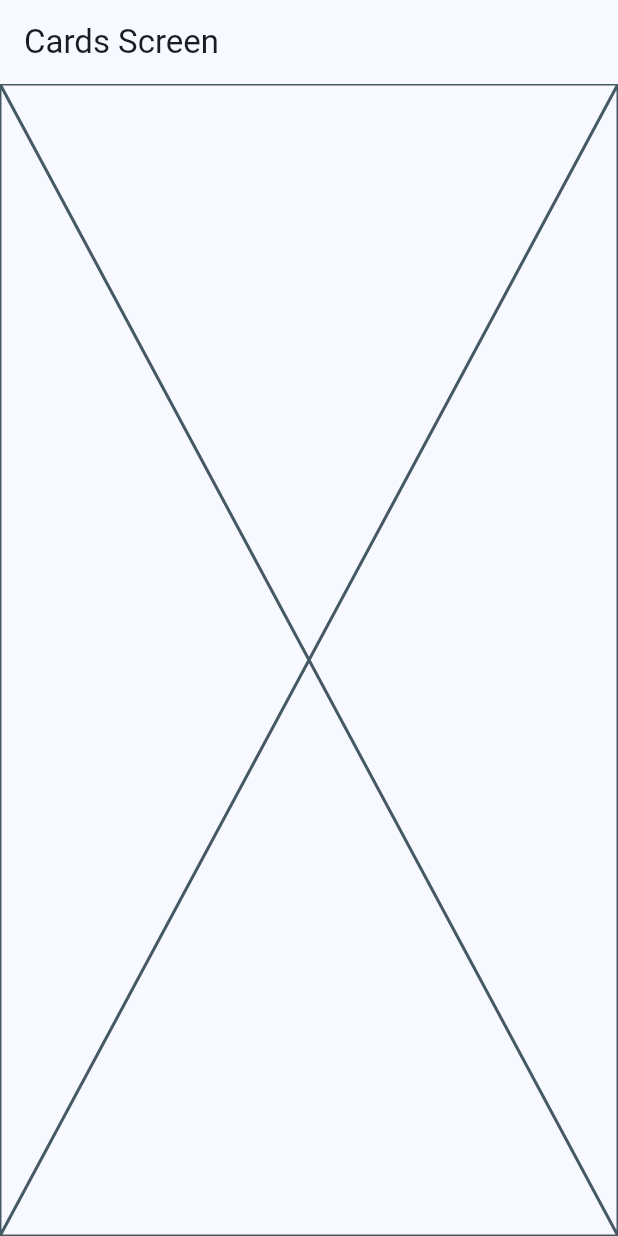
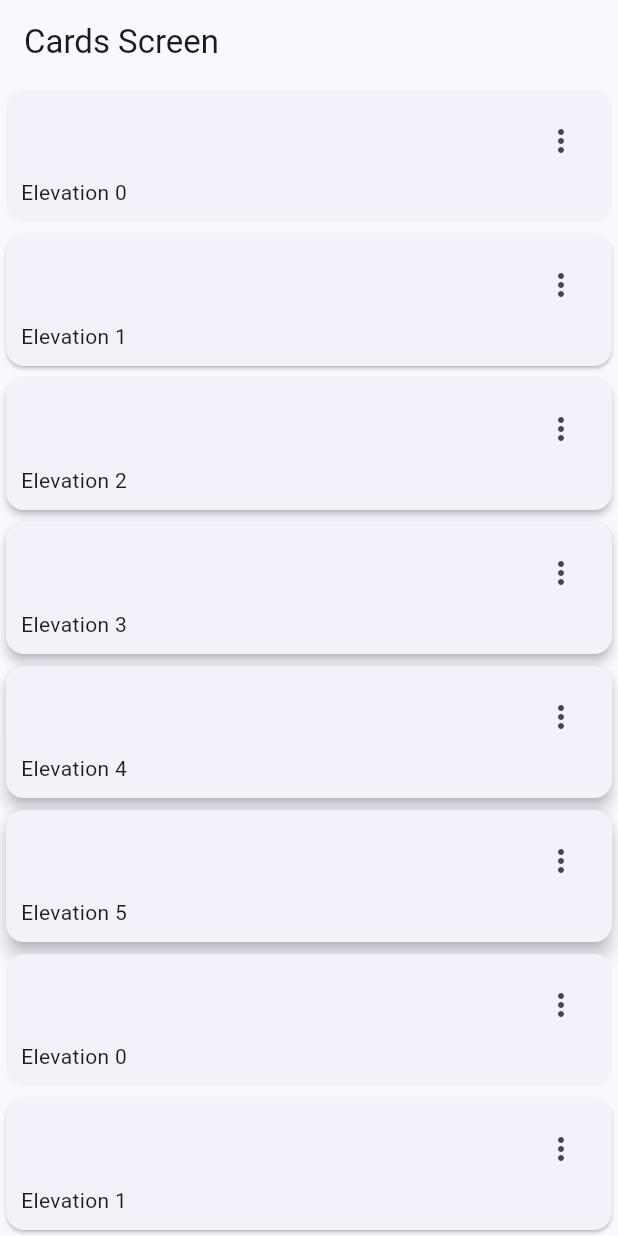
Before and after one commit to MauricioCorzo/widgets_app_flutter, a Flutter app: the CardsScreen screen opened by its route, on a phone screen of 412 x 824 dp. Run offline on Flutter 3.47's test engine with Material 3 defaults, Android fonts, the phone set to English and light mode, and no system bars; our stand-ins replace go_router.

Commit message:
cards widgets screen

```diff
--- a/lib/presentation/screens/cards/cards_screen.dart
+++ b/lib/presentation/screens/cards/cards_screen.dart
@@ -1,4 +1,13 @@
 import 'package:flutter/material.dart';
+
+const List<Map<String, dynamic>> cardsData = [
+  {'elevation': 0.0, 'label': 'Elevation 0'},
+  {'elevation': 1.0, 'label': 'Elevation 1'},
+  {'elevation': 2.0, 'label': 'Elevation 2'},
+  {'elevation': 3.0, 'label': 'Elevation 3'},
+  {'elevation': 4.0, 'label': 'Elevation 4'},
+  {'elevation': 5.0, 'label': 'Elevation 5'},
+];
 
 class CardsScreen extends StatelessWidget {
   const CardsScreen({super.key});
@@ -10,7 +19,57 @@ class CardsScreen extends StatelessWidget {
       appBar: AppBar(
         title: const Text("Cards Screen"),
       ),
-      body: const Placeholder(),
+      body: const _CardsView(),
     );
   }
 }
+
+class _CardsView extends StatelessWidget {
+  const _CardsView();
+
+  @override
+  Widget build(BuildContext context) {
+    return SingleChildScrollView(
+      child: Column(
+        children: [
+          ...cardsData.map((card) => _CustomCardType1(
+              label: card["label"], elevation: card["elevation"])),
+          ...cardsData.map((card) => _CustomCardType1(
+              label: card["label"], elevation: card["elevation"]))
+        ],
+      ),
+    );
+  }
+}
+
+class _CustomCardType1 extends StatelessWidget {
+  final String label;
+  final double elevation;
+
+  const _CustomCardType1({required this.label, required this.elevation});
+
+  @override
+  Widget build(BuildContext context) {
+    return Card(
+      elevation: this.elevation,
+      child: SizedBox(
+        width: double.infinity,
+        child: Padding(
+          padding: const EdgeInsets.fromLTRB(10, 10, 10, 10),
+          child: Column(
+            children: [
+              Align(
+                alignment: Alignment.topRight,
+                child: IconButton(
+                  onPressed: () {},
+                  icon: const Icon(Icons.more_vert),
+                ),
+              ),
+              Align(alignment: Alignment.bottomLeft, child: Text(this.label)),
+            ],
+          ),
+        ),
+      ),
+    );
+  }
+}
--- a/lib/presentation/screens/home/home_screen.dart
+++ b/lib/presentation/screens/home/home_screen.dart
@@ -49,6 +49,9 @@ class _CustomListTile extends StatelessWidget {
       elevation: 4,
       shadowColor: theme.primary,
       child: ListTile(
+        // minTileHeight: 0,
+        // minVerticalPadding: 0,
+        contentPadding: const EdgeInsets.symmetric(horizontal: 16),
         leading: Icon(
           menuItem.icon,
           color: theme.primary,
```
